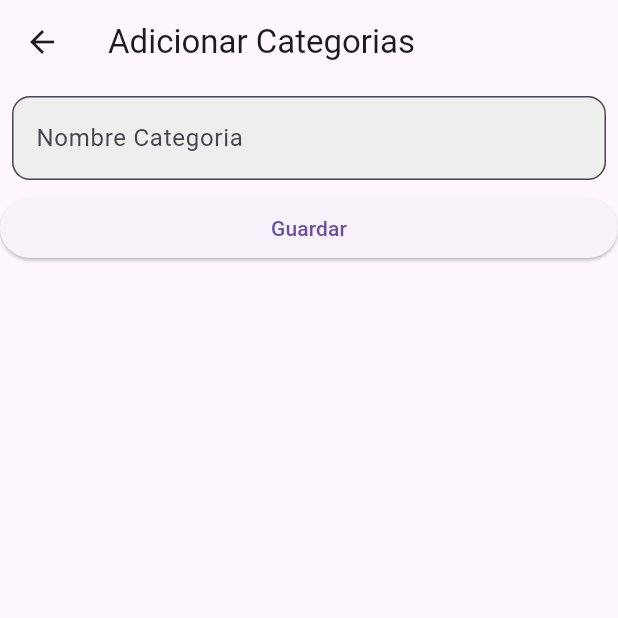
After one commit to alexvacca25/notes_2024, a Flutter app: the screen it shows after launch, after a tap on the "category" icon, on a phone screen of 412 x 824 dp, the top half of it. The commit adds this screen. Run offline on Flutter 3.47's test engine with Material 3 defaults, Android fonts, the phone set to English and light mode, and no system bars; our stand-ins replace cloud_firestore, firebase_core, get; accounts and stored records are empty.

Commit message:
Add Categorias, Crear Filtros y Adicionar Cate

```diff
--- /dev/null
+++ b/lib/controllers/categorias_controller.dart
@@ -0,0 +1,23 @@
+import 'package:get/get.dart';
+import 'package:notes_2024/models/category.dart';
+import 'package:notes_2024/services/category_services.dart';
+
+class CategoriasController extends GetxController {
+  final CategoriasServices _categoriasService = CategoriasServices();
+  RxList<Categorias> categorias = <Categorias>[].obs;
+
+  @override
+  void onInit() {
+    super.onInit();
+    fetchCategorias();
+  }
+
+  void fetchCategorias() async {
+    categorias.value = await _categoriasService.getCategorias();
+  }
+
+  Future<void> addCategorias(Categorias categorias) async {
+    await _categoriasService.addCategorias(categorias);
+    fetchCategorias(); // Refrescar la lista de notas después de agregar
+  }
+}
--- /dev/null
+++ b/lib/models/category.dart
@@ -0,0 +1,22 @@
+class Categorias {
+  String id;
+  String title;
+
+  Categorias({
+    required this.id,
+    required this.title,
+  });
+
+  factory Categorias.fromFirestore(Map<String, dynamic> data, String documentId) {
+    return Categorias(
+      id: documentId,
+      title: data['title'] ?? '',
+    );
+  }
+
+  Map<String, dynamic> toMap() {
+    return {
+      'title': title,
+    };
+  }
+}
--- /dev/null
+++ b/lib/screens/categorias_screen.dart
@@ -0,0 +1,34 @@
+import 'package:flutter/material.dart';
+import 'package:get/get.dart';
+import 'package:notes_2024/controllers/categorias_controller.dart';
+import 'package:notes_2024/models/category.dart';
+import 'package:notes_2024/screens/widget/custom_textfield.dart';
+
+class CategoriasScreen extends StatelessWidget {
+  CategoriasScreen({super.key});
+  final CategoriasController _categoriacontoller =
+      Get.put(CategoriasController());
+
+  @override
+  Widget build(BuildContext context) {
+    TextEditingController txtCategoria = TextEditingController();
+    return Scaffold(
+      appBar: AppBar(
+        title: const Text('Adicionar Categorias'),
+      ),
+      body: ListView(
+        children: [
+          CustomTextField(
+              hintText: 'Nombre Categoria', controller: txtCategoria),
+          ElevatedButton(
+              onPressed: () {
+                _categoriacontoller.addCategorias(
+                    Categorias(id: '', title: txtCategoria.text));
+                Get.back();
+              },
+              child: const Text('Guardar'))
+        ],
+      ),
+    );
+  }
+}
--- a/lib/screens/note_screen.dart
+++ b/lib/screens/note_screen.dart
@@ -1,10 +1,12 @@
 import 'package:flutter/material.dart';
 import 'package:get/get.dart';
+import 'package:notes_2024/screens/categorias_screen.dart';
+import 'package:notes_2024/screens/form.dart';
+import 'package:notes_2024/screens/responsable.dart';
 import 'package:notes_2024/screens/widget/custom_textfield.dart';
 import 'package:notes_2024/screens/widget/note_dialog.dart';
 import '../controllers/note_controller.dart';
 import '../models/note_model.dart';
-
 
 class NotesScreen extends StatelessWidget {
   final NoteController noteController = Get.put(NoteController());
@@ -23,6 +25,11 @@ class NotesScreen extends StatelessWidget {
             icon: const Icon(Icons.add),
             onPressed: () => _showNoteDialog(context),
           ),
+          IconButton(
+              onPressed: () {
+                Get.to(() => ResponsableScreen());
+              },
+              icon: const Icon(Icons.person_add_alt)),
         ],
       ),
       body: Column(
@@ -30,9 +37,9 @@ class NotesScreen extends StatelessWidget {
           Padding(
             padding: const EdgeInsets.all(8.0),
             child: CustomTextField(
-              hintText: 'Buscar...',
+              hintText: 'Aqui buscando...',
               controller: searchController,
-              isSearch: true,
+              isSearch: false,
               icon: Icons.search,
               // Aquí llamamos al método `filterNotes` del controlador
               onChanged: (value) => noteController.filterNotes(value),
@@ -41,7 +48,7 @@ class NotesScreen extends StatelessWidget {
           Expanded(
             child: Obx(() {
               if (noteController.filteredNotes.isEmpty) {
-                return const  Center(child: Text('No hay notas'));
+                return const Center(child: Text('No hay Notas'));
               }
               return ListView.builder(
                 itemCount: noteController.filteredNotes.length,
@@ -52,7 +59,7 @@ class NotesScreen extends StatelessWidget {
                     subtitle: Column(
                       crossAxisAlignment: CrossAxisAlignment.start,
                       children: [
-                        Text(note.content),
+                        Text(note.id),
                         Text(
                           'Creada hace ${note.daysSinceCreation()} días',
                           style: const TextStyle(color: Colors.grey),
@@ -61,15 +68,24 @@ class NotesScreen extends StatelessWidget {
                     ),
                     trailing: IconButton(
                       icon: const Icon(Icons.delete),
-                      onPressed: () => _showDeleteConfirmation(context, note.id),
+                      onPressed: () =>
+                          _showDeleteConfirmation(context, note.id),
                     ),
-                    onTap: () => _showNoteDialog(context, note: note, isEdit: true),
+                    onTap: () =>
+                        _showNoteDialog(context, note: note, isEdit: true),
                   );
                 },
               );
             }),
           ),
         ],
+      ),
+      floatingActionButtonLocation: FloatingActionButtonLocation.centerFloat,
+      floatingActionButton: FloatingActionButton(
+        onPressed: () {
+          Get.to(() => CategoriasScreen());
+        },
+        child: const Icon(Icons.category),
       ),
     );
   }
@@ -85,7 +101,9 @@ class NotesScreen extends StatelessWidget {
       onConfirm: () {
         noteController.deleteNote(noteId);
         Get.back(); // Cerrar el diálogo después de eliminar
-        Get.snackbar("Nota eliminada", "La nota se ha eliminado correctamente.",
+        Get.snackbar(
+          "Nota eliminada",
+          "La nota se ha eliminado correctamente.",
           snackPosition: SnackPosition.BOTTOM,
         );
       },
@@ -94,7 +112,8 @@ class NotesScreen extends StatelessWidget {
   }
 
   // Función para mostrar el diálogo de agregar/editar notas
-  void _showNoteDialog(BuildContext context, {Note? note, bool isEdit = false}) {
+  void _showNoteDialog(BuildContext context,
+      {Note? note, bool isEdit = false}) {
     showDialog(
       context: context,
       builder: (context) {
--- a/lib/screens/widget/custom_textfield.dart
+++ b/lib/screens/widget/custom_textfield.dart
@@ -7,7 +7,8 @@ class CustomTextField extends StatelessWidget {
   final bool isSearch;
   final Function(String)? onChanged;
 
-  const CustomTextField({super.key,
+  const CustomTextField({
+    super.key,
     required this.hintText,
     required this.controller,
     this.icon,
@@ -17,7 +18,9 @@ class CustomTextField extends StatelessWidget {
 
   @override
   Widget build(BuildContext context) {
-    return TextField(
+    return Padding(
+      padding: const EdgeInsets.all(8.0),
+      child: TextField(
         controller: controller,
         onChanged: onChanged,
         decoration: InputDecoration(
@@ -35,6 +38,7 @@ class CustomTextField extends StatelessWidget {
           filled: true,
           fillColor: Colors.grey[200],
         ),
+      ),
     );
   }
 }
--- a/lib/screens/widget/note_dialog.dart
+++ b/lib/screens/widget/note_dialog.dart
@@ -13,8 +13,10 @@ class NoteDialog extends StatelessWidget {
 
   @override
   Widget build(BuildContext context) {
-    TextEditingController titleController = TextEditingController(text: note?.title ?? '');
-    TextEditingController contentController = TextEditingController(text: note?.content ?? '');
+    TextEditingController titleController =
+        TextEditingController(text: note?.title ?? '');
+    TextEditingController contentController =
+        TextEditingController(text: note?.content ?? '');
 
     return AlertDialog(
       title: Text(isEdit ? 'Editar Nota' : 'Agregar Nota'),
--- /dev/null
+++ b/lib/services/category_services.dart
@@ -0,0 +1,23 @@
+import 'package:cloud_firestore/cloud_firestore.dart';
+
+import 'package:notes_2024/models/category.dart';
+
+class CategoriasServices {
+  final FirebaseFirestore _firestore = FirebaseFirestore.instance;
+  final String notesCollection = 'categorias';
+
+  // Obtener todas las notas
+  Future<List<Categorias>> getCategorias() async {
+    QuerySnapshot querySnapshot =
+        await _firestore.collection('categorias').get();
+    return querySnapshot.docs.map((doc) {
+      return Categorias.fromFirestore(
+          doc.data() as Map<String, dynamic>, doc.id);
+    }).toList();
+  }
+
+  // Agregar una nueva nota
+  Future<void> addCategorias(Categorias categorias) async {
+    await _firestore.collection(notesCollection).add(categorias.toMap());
+  }
+}
--- a/lib/services/note_service.dart
+++ b/lib/services/note_service.dart
@@ -7,7 +7,7 @@ class NoteService {
 
   // Obtener todas las notas
   Future<List<Note>> getNotes() async {
-    QuerySnapshot querySnapshot = await _firestore.collection(notesCollection).get();
+    QuerySnapshot querySnapshot = await _firestore.collection('notes').get();
     return querySnapshot.docs.map((doc) {
       return Note.fromFirestore(doc.data() as Map<String, dynamic>, doc.id);
     }).toList();
@@ -20,7 +20,10 @@ class NoteService {
 
   // Actualizar una nota existente
   Future<void> updateNote(Note note) async {
-    await _firestore.collection(notesCollection).doc(note.id).update(note.toMap());
+    await _firestore
+        .collection(notesCollection)
+        .doc(note.id)
+        .update(note.toMap());
   }
 
   // Eliminar una nota
```
Also changed, not shown: lib/controllers/note_controller.dart (+9 -8 lines), lib/controllers/responsable_controller.dart (added, +28 -0 lines), lib/models/note_model.dart (+2 -5 lines), lib/models/resposanble_model.dart (added, +23 -0 lines), lib/screens/form.dart (added, +32 -0 lines), lib/screens/responsable.dart (added, +33 -0 lines), lib/services/responsable_services.dart (added, +22 -0 lines). Lines whose indentation alone changed are shown as unchanged.
